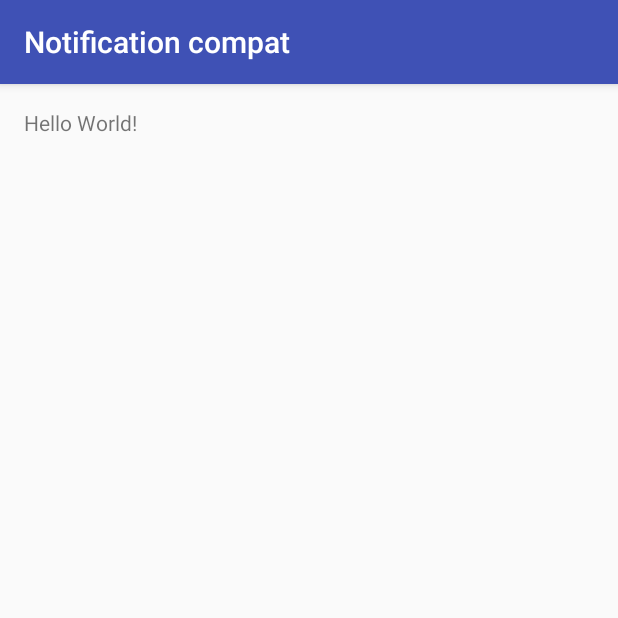
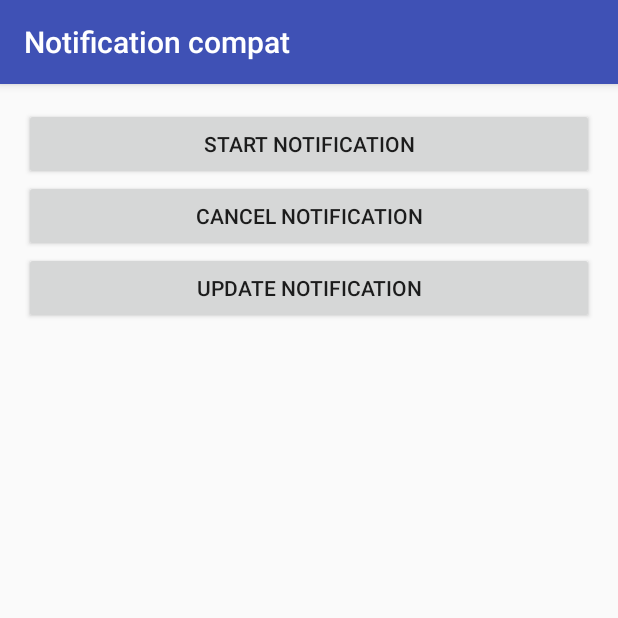
Before and after one commit to Java2019/NotificationCompat, an Android app: the screen it shows after launch (MainActivity), on a phone screen of 412 x 824 dp, the top half of it. Run offline under Robolectric (Android 15) with nearby library versions, the phone set to English and light mode, and no system bars.

Commit message:
first init

```diff
--- a/app/src/main/java/com/simples/res/notificationcompat/MainActivity.java
+++ b/app/src/main/java/com/simples/res/notificationcompat/MainActivity.java
@@ -1,13 +1,56 @@
 package com.simples.res.notificationcompat;
 
+import android.app.NotificationManager;
 import android.support.v7.app.AppCompatActivity;
 import android.os.Bundle;
+import android.view.View;
+import android.widget.Button;
 
 public class MainActivity extends AppCompatActivity {
+
+    private NotificationManager manager;
+    private int notificationID = 100;
+    private int numMessages = 0;
 
     @Override
     protected void onCreate(Bundle savedInstanceState) {
         super.onCreate(savedInstanceState);
         setContentView(R.layout.activity_main);
+
+        Button startBtn = (Button)findViewById(R.id.bStart);
+        startBtn.setOnClickListener(new View.OnClickListener() {
+            @Override
+            public void onClick(View view) {
+                displayNotification();
+            }
+        });
+
+        Button cancelBtn = (Button)findViewById(R.id.bCancel);
+        cancelBtn.setOnClickListener(new View.OnClickListener() {
+            @Override
+            public void onClick(View view) {
+                cancelNotification();
+            }
+        });
+
+        Button updateBtn = (Button)findViewById(R.id.update);
+        updateBtn.setOnClickListener(new View.OnClickListener() {
+            @Override
+            public void onClick(View view) {
+                updateNotification();
+            }
+        });
+    }
+
+    protected void displayNotification(){
+
+    }
+
+    protected void cancelNotification(){
+
+    }
+
+    protected void updateNotification(){
+
     }
 }
--- a/app/src/main/res/layout/activity_main.xml
+++ b/app/src/main/res/layout/activity_main.xml
@@ -1,5 +1,5 @@
 <?xml version="1.0" encoding="utf-8"?>
-<RelativeLayout xmlns:android="http://schemas.android.com/apk/res/android"
+<LinearLayout xmlns:android="http://schemas.android.com/apk/res/android"
     xmlns:tools="http://schemas.android.com/tools"
     android:layout_width="match_parent"
     android:layout_height="match_parent"
@@ -7,10 +7,22 @@
     android:paddingLeft="@dimen/activity_horizontal_margin"
     android:paddingRight="@dimen/activity_horizontal_margin"
     android:paddingTop="@dimen/activity_vertical_margin"
+    android:orientation="vertical"
     tools:context="com.simples.res.notificationcompat.MainActivity">
 
-    <TextView
-        android:layout_width="wrap_content"
+    <Button
+        android:id="@+id/bStart"
+        android:layout_width="match_parent"
         android:layout_height="wrap_content"
-        android:text="Hello World!" />
-</RelativeLayout>
+        android:text="@string/start_note"/>
+    <Button
+        android:layout_width="match_parent"
+        android:layout_height="wrap_content"
+        android:id="@+id/bCancel"
+        android:text="@string/cancel_note"/>
+    <Button
+        android:layout_width="match_parent"
+        android:layout_height="wrap_content"
+        android:id="@+id/update"
+        android:text="@string/update_note"/>
+</LinearLayout>
--- a/app/src/main/res/values/strings.xml
+++ b/app/src/main/res/values/strings.xml
@@ -1,3 +1,6 @@
 <resources>
     <string name="app_name">Notification compat</string>
+    <string name="start_note">Start notification</string>
+    <string name="cancel_note">Cancel notification</string>
+    <string name="update_note">Update notification</string>
 </resources>
```
